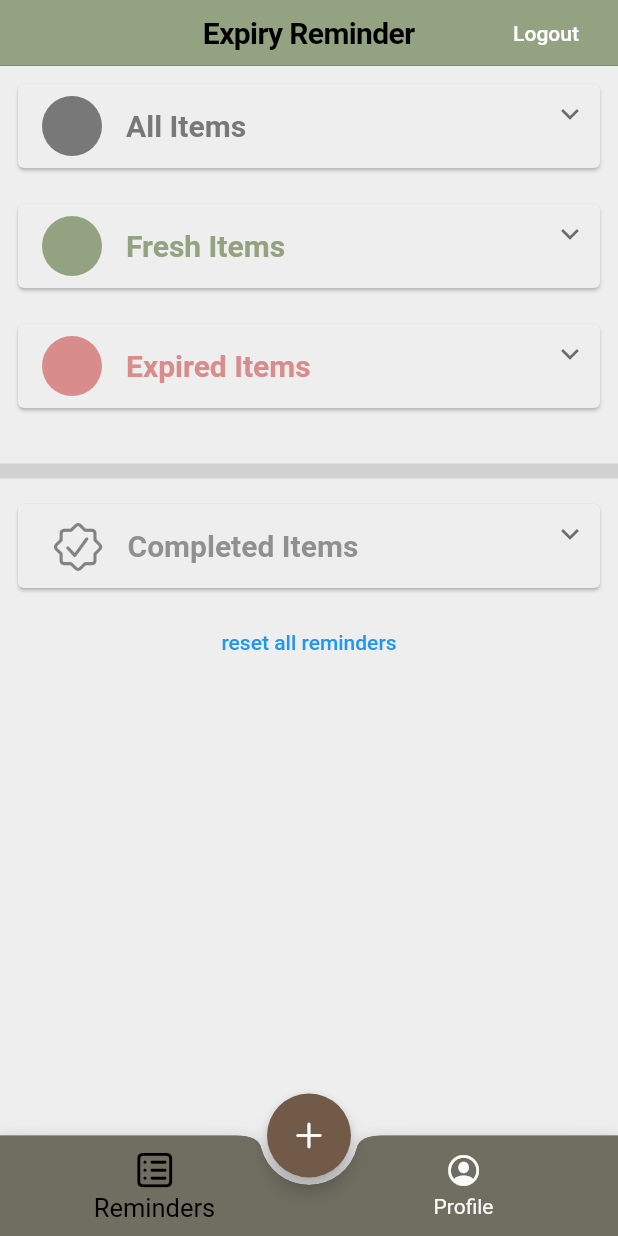
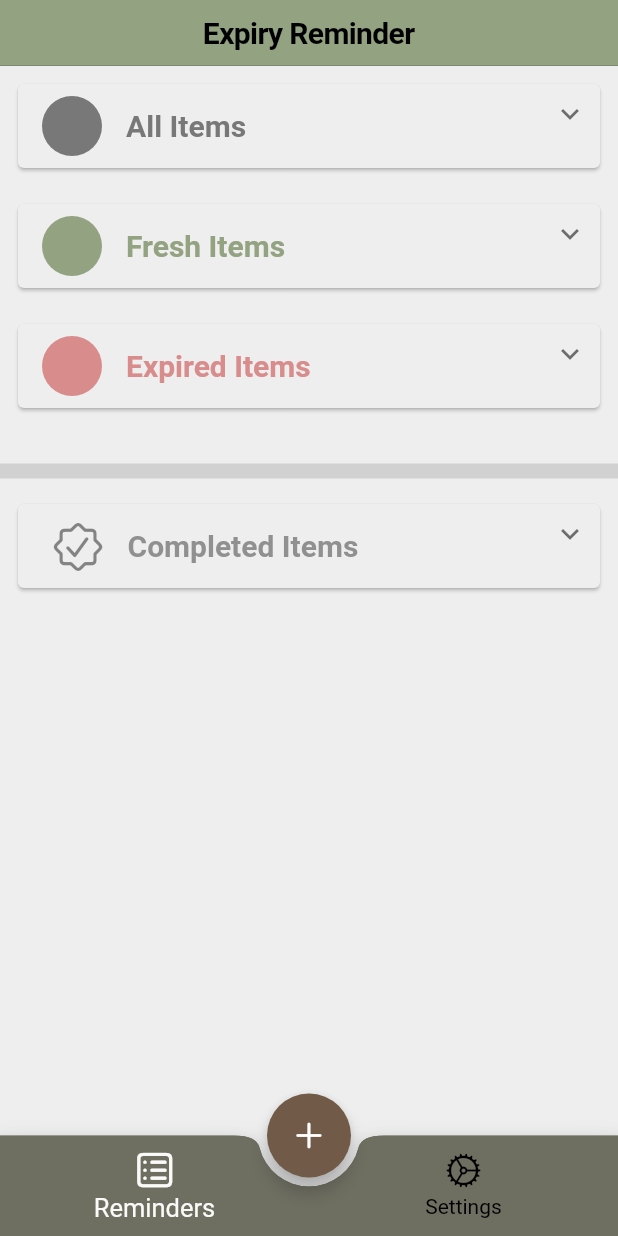
Before and after one commit to randomnose/expiry_reminder, a Flutter app: the screen it shows once a user with an empty profile is signed in, on a phone screen of 412 x 824 dp. Run offline on Flutter 3.47's test engine with Material 2 defaults, Android fonts, the phone set to English and light mode, and no system bars; drawn by our look-alikes of expandable; our stand-ins replace cloud_firestore, firebase_auth, firebase_storage, flutter_local_notifications, flutter_native_timezone, flutter_spinkit and 3 more; missing offline and left inert: flutter_barcode_scanner; accounts and stored records are empty.

Commit message:
- added some functon on settings page - remove mailgun plugin - changed unselected and selected colour of bottomNavBarItem - remove reset noti button on home - remove mailgun import from shared_function

```diff
--- a/lib/screens/home/home.dart
+++ b/lib/screens/home/home.dart
@@ -38,10 +38,7 @@ class _HomeState extends State<Home> {
           _showAllItems(context, reminderRef.snapshots(), 'Expired'),
           SizedBox(height: 20),
           Divider(height: 20, thickness: 10),
-          _showCompletedItems(context, completedReminders.snapshots()),
-          TextButton(
-              child: Text('reset all reminders'),
-              onPressed: deleteAllScheduledReminder)
+          _showCompletedItems(context, completedReminders.snapshots())
         ],
       ),
     );
--- a/lib/screens/home/index.dart
+++ b/lib/screens/home/index.dart
@@ -4,7 +4,6 @@ import 'package:expiry_reminder/screens/home/settings.dart';
 import 'package:expiry_reminder/shared/constants.dart';
 import 'package:flutter/cupertino.dart';
 import 'package:flutter/material.dart';
-import 'package:expiry_reminder/services/auth.dart';
 import 'package:get/get.dart';
 
 /// ========================================================
@@ -16,8 +15,6 @@ class IndexPage extends StatefulWidget {
 }
 
 class IndexPageState extends State<IndexPage> {
-  final AuthService _auth = AuthService();
-
   int _currentIndex = 0;
   final tabs = [Home(), Settings()];
 
@@ -32,15 +29,8 @@ class IndexPageState extends State<IndexPage> {
                 'Expiry Reminder',
                 style: TextStyle(fontSize: 20),
               )
-              : Text('Profile', style: TextStyle(fontSize: 20)),
-          trailing: _currentIndex == 0
-              ? TextButton(
-                  child: Text('Logout', style: TextStyle(color: Colors.white)),
-                  onPressed: () async {
-                    await _auth.signOut();
-                  },
-                )
-              : null),
+            : Text('Settings', style: TextStyle(fontSize: 20)),
+      ),
       body: tabs[_currentIndex],
       floatingActionButton: _currentIndex == 0
           ? FloatingActionButton(
@@ -52,7 +42,7 @@ class IndexPageState extends State<IndexPage> {
           : null,
       floatingActionButtonLocation: FloatingActionButtonLocation.centerDocked,
       bottomNavigationBar: BottomAppBar(
-        notchMargin: 5,
+        notchMargin: 6,
         color: appBottomNavGreen,
         shape: CircularNotchedRectangle(),
         clipBehavior: Clip.antiAlias,
@@ -60,8 +50,8 @@ class IndexPageState extends State<IndexPage> {
           elevation: 0,
           currentIndex: _currentIndex,
           backgroundColor: appBottomNavGreen,
-          selectedItemColor: CupertinoColors.black,
-          unselectedItemColor: appBgGrey,
+          selectedItemColor: appBgGrey,
+          unselectedItemColor: CupertinoColors.black,
           selectedFontSize: 17,
           unselectedFontSize: 14,
           selectedIconTheme: IconThemeData(size: 30),
@@ -69,7 +59,7 @@ class IndexPageState extends State<IndexPage> {
             BottomNavigationBarItem(
                 icon: Icon(CupertinoIcons.square_list), label: 'Reminders'),
             BottomNavigationBarItem(
-                icon: Icon(CupertinoIcons.profile_circled), label: 'Profile')
+                icon: Icon(CupertinoIcons.settings_solid), label: 'Settings')
           ],
           onTap: (index) {
             setState(() {
--- a/lib/shared/shared_function.dart
+++ b/lib/shared/shared_function.dart
@@ -1,6 +1,5 @@
 import 'package:cloud_firestore/cloud_firestore.dart';
 import 'package:firebase_storage/firebase_storage.dart';
-import 'package:mailgun/mailgun.dart';
 import 'package:flutter_local_notifications/flutter_local_notifications.dart'
     as localNoti;
 import 'package:expiry_reminder/main.dart';
--- a/pubspec.yaml
+++ b/pubspec.yaml
@@ -45,7 +45,6 @@ dev_dependencies:
   image_picker: ^0.6.7+22
   camera: ^0.7.0+2
   path_provider: ^1.6.28
-  mailgun: ^0.1.0
   flutter_local_notifications: ^4.0.1+2
   flutter_native_timezone: ^1.0.4
 
```
Also changed, not shown: lib/screens/home/settings.dart (+108 -15 lines), pubspec.lock. Lines whose indentation alone changed are shown as unchanged.
